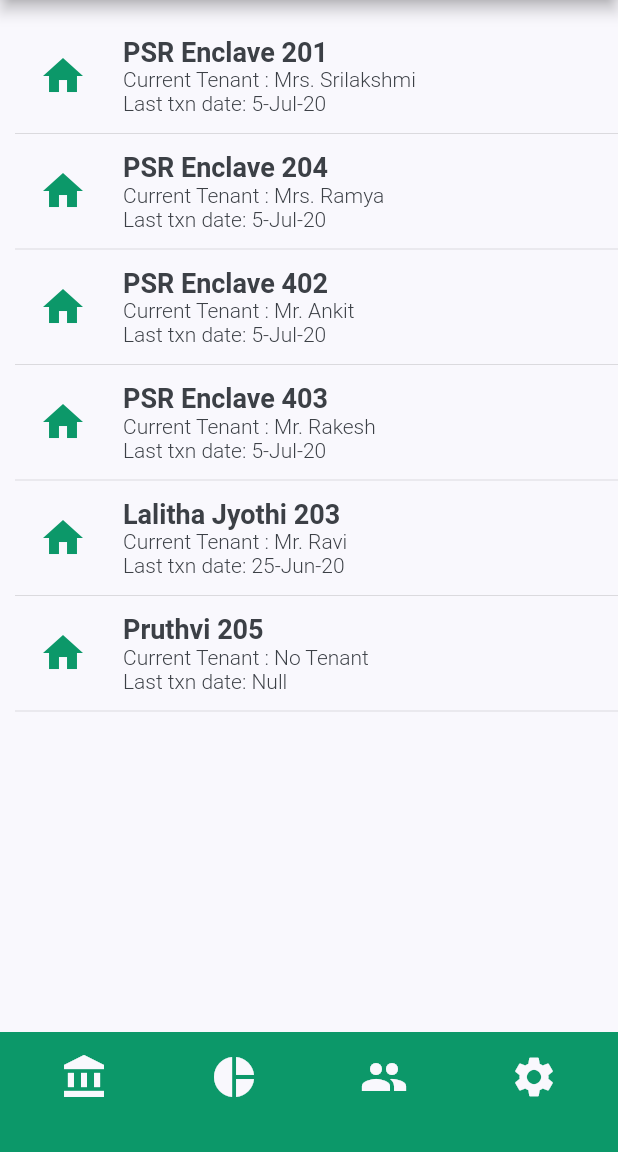
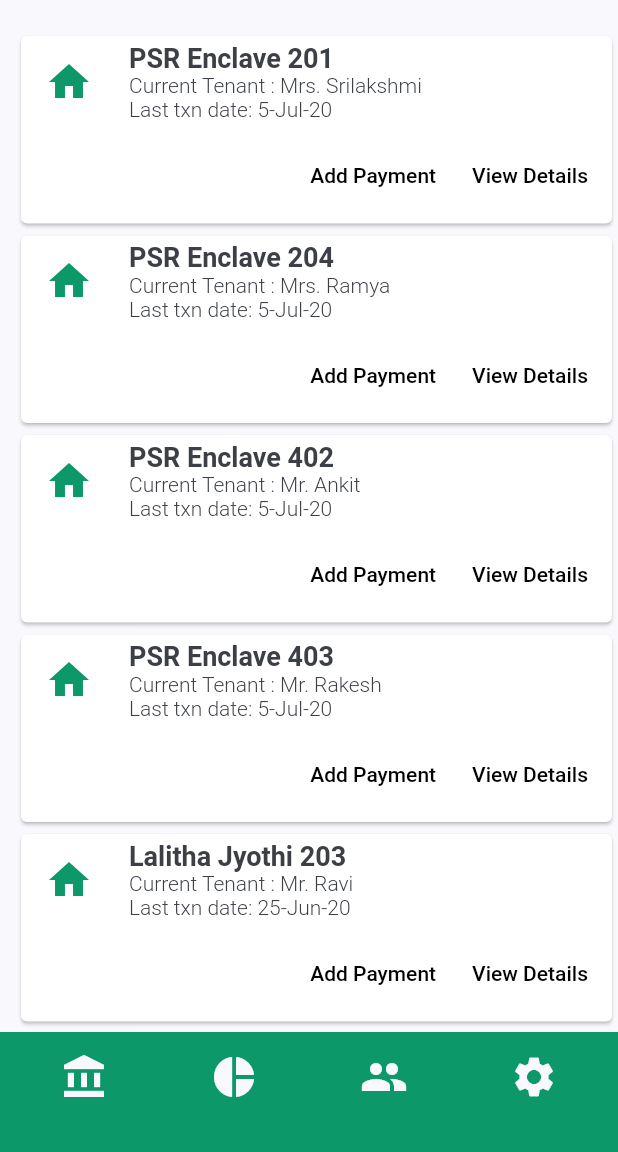
Before and after one commit to praneethr86/rentdiary, a Flutter app: the screen it shows after launch, on a phone screen of 412 x 824 dp, the part 84-1236 px from its top. Run offline on Flutter 3.47's test engine with Material 2 defaults, Android fonts, the phone set to English and light mode, and no system bars.

Commit message:
Add payment and details buttons Update listView to have Cards instead of just listTiles

```diff
--- a/lib/screens/home/components/body.dart
+++ b/lib/screens/home/components/body.dart
@@ -5,6 +5,9 @@ class Body extends StatelessWidget {
   @override
   Widget build(BuildContext context) {
     return Container(
+      child: Stack(
+        children: [
+          Container(
             decoration: BoxDecoration(color: kBackgroundColor),
             child: ListView(
               padding: EdgeInsets.only(
@@ -16,27 +19,29 @@ class Body extends StatelessWidget {
                     title: 'PSR Enclave 201',
                     subtitle:
                         'Current Tenant : Mrs. Srilakshmi\nLast txn date: 5-Jul-20'),
-          Divider(),
                 PropertyListTile(
                     title: 'PSR Enclave 204',
-              subtitle: 'Current Tenant : Mrs. Ramya\nLast txn date: 5-Jul-20'),
-          Divider(),
+                    subtitle:
+                        'Current Tenant : Mrs. Ramya\nLast txn date: 5-Jul-20'),
                 PropertyListTile(
                     title: 'PSR Enclave 402',
-              subtitle: 'Current Tenant : Mr. Ankit\nLast txn date: 5-Jul-20'),
-          Divider(),
+                    subtitle:
+                        'Current Tenant : Mr. Ankit\nLast txn date: 5-Jul-20'),
                 PropertyListTile(
                     title: 'PSR Enclave 403',
-              subtitle: 'Current Tenant : Mr. Rakesh\nLast txn date: 5-Jul-20'),
-          Divider(),
+                    subtitle:
+                        'Current Tenant : Mr. Rakesh\nLast txn date: 5-Jul-20'),
                 PropertyListTile(
                     title: 'Lalitha Jyothi 203',
-              subtitle: 'Current Tenant : Mr. Ravi\nLast txn date: 25-Jun-20'),
-          Divider(),
+                    subtitle:
+                        'Current Tenant : Mr. Ravi\nLast txn date: 25-Jun-20'),
                 PropertyListTile(
                     title: 'Pruthvi 205',
-              subtitle: 'Current Tenant : No Tenant\nLast txn date: Null'),
-          Divider(),
+                    subtitle:
+                        'Current Tenant : No Tenant\nLast txn date: Null'),
+              ],
+            ),
+          ),
         ],
       ),
     );
@@ -54,17 +59,41 @@ class PropertyListTile extends StatelessWidget {
 
   @override
   Widget build(BuildContext context) {
-    return ListTile(
+    return Center(
+      child: Card(
+        child: Column(
+          mainAxisSize: MainAxisSize.min,
+          children: [
+            ListTile(
               title: Text(
                 title,
                 style: TextStyle(
-            color: kTextColor, fontWeight: FontWeight.w600, fontSize: 18),
+                    color: kTextColor,
+                    fontWeight: FontWeight.w600,
+                    fontSize: 18),
               ),
               subtitle: Text(subtitle,
                   style: TextStyle(
-              color: kTextColor, fontWeight: FontWeight.w300, fontSize: 14)),
+                      color: kTextColor,
+                      fontWeight: FontWeight.w300,
+                      fontSize: 14)),
               leading: Icon(Icons.home, color: kPrimaryColor, size: 32),
-      onTap: () {},
+            ),
+            ButtonBar(
+              children: [
+                FlatButton(
+                  child: Text('Add Payment'),
+                  onPressed: () {},
+                ),
+                FlatButton(
+                  child: Text('View Details'),
+                  onPressed: () {},
+                )
+              ],
+            )
+          ],
+        ),
+      ),
     );
   }
 }
--- a/lib/screens/home/home_screen.dart
+++ b/lib/screens/home/home_screen.dart
@@ -17,6 +17,7 @@ class HomeScreen extends StatelessWidget {
 
   AppBar buildAppBar() {
     return AppBar(
+      elevation: 0,
       title: Text('Rent Diary',
           style: TextStyle(
               color: Colors.white, fontWeight: FontWeight.bold, fontSize: 24)),
```
Lines whose indentation alone changed are shown as unchanged.
